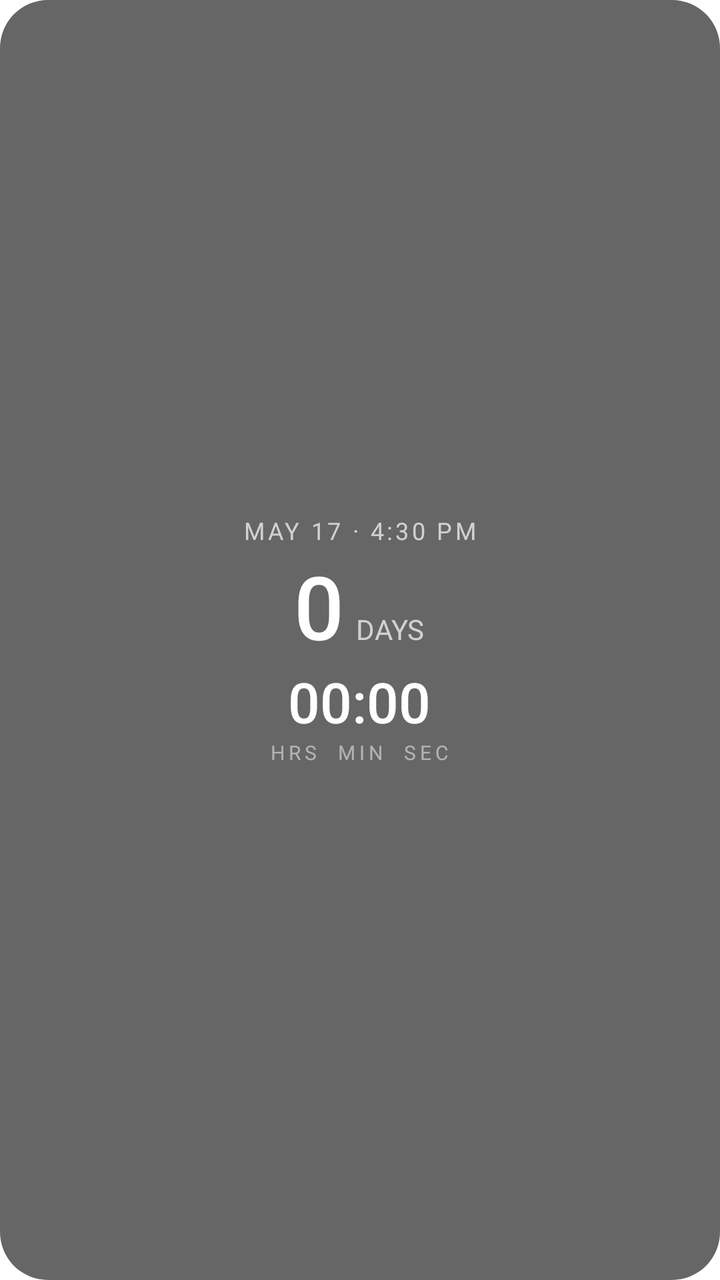
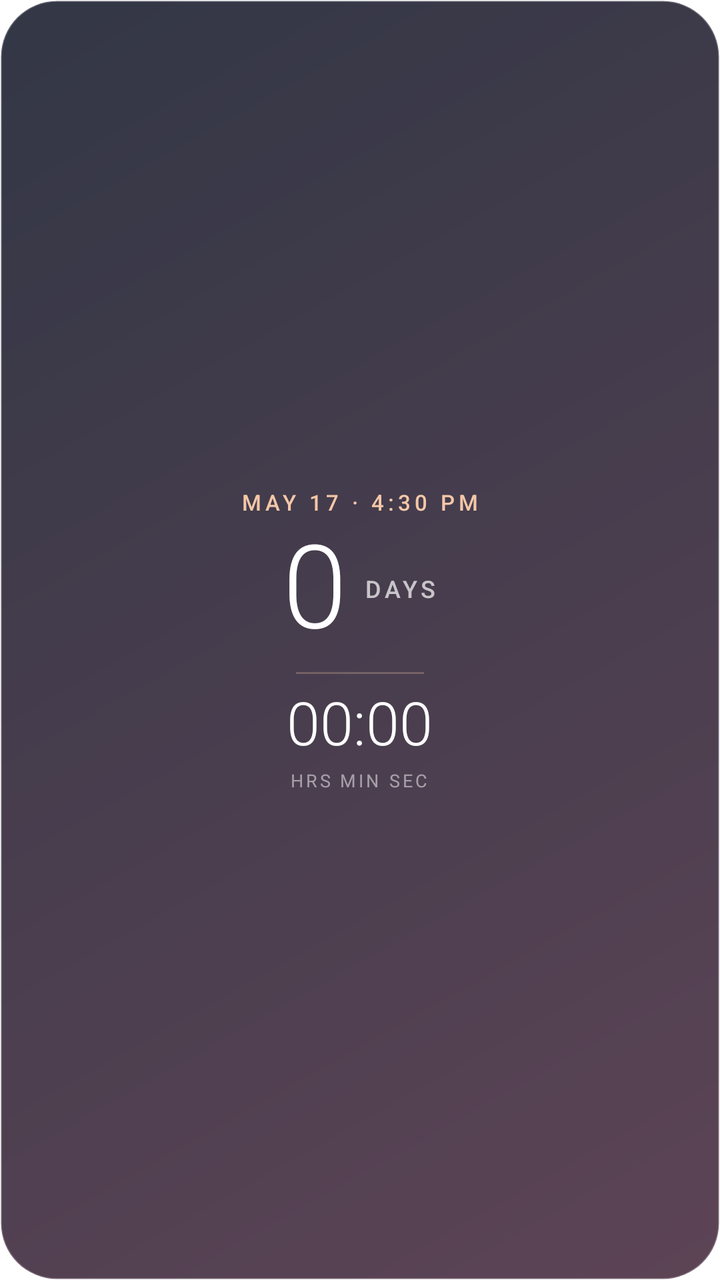

The first picture is an Android layout as it rendered before a commit; the second is the same layout after the commit. The layout source and the unified diff follow.
<!-- AndroidManifest.xml: fallback theme Theme.MaterialComponents.DayNight.NoActionBar -->
<!-- res/layout/widget_countdown.xml -->
<?xml version="1.0" encoding="utf-8"?>
<LinearLayout xmlns:android="http://schemas.android.com/apk/res/android"
    android:id="@+id/root"
    android:layout_width="match_parent"
    android:layout_height="match_parent"
    android:background="@drawable/widget_bg"
    android:gravity="center"
    android:orientation="vertical"
    android:padding="12dp">

    <TextView
        android:id="@+id/title"
        android:layout_width="wrap_content"
        android:layout_height="wrap_content"
        android:letterSpacing="0.12"
        android:text="MAY 17 · 4:30 PM"
        android:textColor="#B3FFFFFF"
        android:textSize="12sp" />

    <LinearLayout
        android:id="@+id/counter"
        android:layout_width="wrap_content"
        android:layout_height="wrap_content"
        android:gravity="center_horizontal"
        android:orientation="vertical">

        <LinearLayout
            android:layout_width="wrap_content"
            android:layout_height="wrap_content"
            android:baselineAligned="true"
            android:orientation="horizontal">

            <TextView
                android:id="@+id/days"
                android:layout_width="wrap_content"
                android:layout_height="wrap_content"
                android:fontFamily="sans-serif-medium"
                android:text="0"
                android:textColor="#FFFFFFFF"
                android:textSize="44sp" />

            <TextView
                android:id="@+id/days_label"
                android:layout_width="wrap_content"
                android:layout_height="wrap_content"
                android:layout_marginStart="6dp"
                android:text="DAYS"
                android:textColor="#B3FFFFFF"
                android:textSize="14sp" />
        </LinearLayout>

        <Chronometer
            android:id="@+id/chrono"
            android:layout_width="wrap_content"
            android:layout_height="wrap_content"
            android:fontFamily="sans-serif-medium"
            android:fontFeatureSettings="tnum"
            android:textColor="#FFFFFFFF"
            android:textSize="28sp" />

        <TextView
            android:layout_width="wrap_content"
            android:layout_height="wrap_content"
            android:letterSpacing="0.2"
            android:text="HRS  MIN  SEC"
            android:textColor="#80FFFFFF"
            android:textSize="10sp" />
    </LinearLayout>

    <TextView
        android:id="@+id/done"
        android:layout_width="wrap_content"
        android:layout_height="wrap_content"
        android:text="It's here!"
        android:textColor="#FFFFFFFF"
        android:textSize="32sp"
        android:visibility="gone" />
</LinearLayout>
<!-- resources referenced by this layout -->
<resources>
  <!-- drawable widget_bg (drawable) -->
  <?xml version="1.0" encoding="utf-8"?>
  <shape xmlns:android="http://schemas.android.com/apk/res/android" android:shape="rectangle">
      <solid android:color="#99000000" />
      <corners android:radius="24dp" />
  </shape>
</resources>

<!-- the commit's change to res/layout/widget_countdown.xml (unified diff, before → after) -->
@@ -6,16 +6,21 @@
     android:background="@drawable/widget_bg"
     android:gravity="center"
     android:orientation="vertical"
-    android:padding="12dp">
+    android:paddingStart="18dp"
+    android:paddingTop="14dp"
+    android:paddingEnd="18dp"
+    android:paddingBottom="14dp">
 
     <TextView
         android:id="@+id/title"
         android:layout_width="wrap_content"
         android:layout_height="wrap_content"
-        android:letterSpacing="0.12"
+        android:fontFamily="sans-serif-medium"
+        android:letterSpacing="0.18"
+        android:maxLines="1"
         android:text="MAY 17 · 4:30 PM"
-        android:textColor="#B3FFFFFF"
-        android:textSize="12sp" />
+        android:textColor="#FFF4C7A8"
+        android:textSize="11sp" />
 
     <LinearLayout
         android:id="@+id/counter"
@@ -27,52 +32,102 @@
         <LinearLayout
             android:layout_width="wrap_content"
             android:layout_height="wrap_content"
+            android:layout_marginTop="2dp"
             android:baselineAligned="true"
+            android:gravity="center"
             android:orientation="horizontal">
 
             <TextView
                 android:id="@+id/days"
                 android:layout_width="wrap_content"
                 android:layout_height="wrap_content"
-                android:fontFamily="sans-serif-medium"
+                android:fontFamily="sans-serif-light"
+                android:fontFeatureSettings="tnum"
+                android:includeFontPadding="false"
                 android:text="0"
                 android:textColor="#FFFFFFFF"
-                android:textSize="44sp" />
+                android:textSize="58sp" />
 
             <TextView
                 android:id="@+id/days_label"
                 android:layout_width="wrap_content"
                 android:layout_height="wrap_content"
-                android:layout_marginStart="6dp"
+                android:layout_marginStart="8dp"
+                android:fontFamily="sans-serif-medium"
+                android:letterSpacing="0.15"
                 android:text="DAYS"
                 android:textColor="#B3FFFFFF"
-                android:textSize="14sp" />
+                android:textSize="12sp" />
         </LinearLayout>
 
-        <Chronometer
-            android:id="@+id/chrono"
+        <ImageView
+            android:layout_width="64dp"
+            android:layout_height="1dp"
+            android:layout_marginTop="8dp"
+            android:layout_marginBottom="8dp"
+            android:background="#40F4C7A8" />
+
+        <LinearLayout
             android:layout_width="wrap_content"
             android:layout_height="wrap_content"
-            android:fontFamily="sans-serif-medium"
-            android:fontFeatureSettings="tnum"
-            android:textColor="#FFFFFFFF"
-            android:textSize="28sp" />
+            android:orientation="vertical">
 
-        <TextView
-            android:layout_width="wrap_content"
-            android:layout_height="wrap_content"
-            android:letterSpacing="0.2"
-            android:text="HRS  MIN  SEC"
-            android:textColor="#80FFFFFF"
-            android:textSize="10sp" />
+            <Chronometer
+                android:id="@+id/chrono"
+                android:layout_width="wrap_content"
+                android:layout_height="wrap_content"
+                android:fontFamily="sans-serif-light"
+                android:fontFeatureSettings="tnum"
+                android:includeFontPadding="false"
+                android:textColor="#FFFFFFFF"
+                android:textSize="30sp" />
+
+            <LinearLayout
+                android:layout_width="match_parent"
+                android:layout_height="wrap_content"
+                android:layout_marginTop="4dp"
+                android:orientation="horizontal">
+
+                <TextView
+                    android:layout_width="0dp"
+                    android:layout_height="wrap_content"
+                    android:layout_weight="1"
+                    android:gravity="center"
+                    android:letterSpacing="0.15"
+                    android:text="HRS"
+                    android:textColor="#80FFFFFF"
+                    android:textSize="9sp" />
+
+                <TextView
+                    android:layout_width="0dp"
+                    android:layout_height="wrap_content"
+                    android:layout_weight="1"
+                    android:gravity="center"
+                    android:letterSpacing="0.15"
+                    android:text="MIN"
+                    android:textColor="#80FFFFFF"
+                    android:textSize="9sp" />
+
+                <TextView
+                    android:layout_width="0dp"
+                    android:layout_height="wrap_content"
+                    android:layout_weight="1"
+                    android:gravity="center"
+                    android:letterSpacing="0.15"
+                    android:text="SEC"
+                    android:textColor="#80FFFFFF"
+                    android:textSize="9sp" />
+            </LinearLayout>
+        </LinearLayout>
     </LinearLayout>
 
     <TextView
         android:id="@+id/done"
         android:layout_width="wrap_content"
         android:layout_height="wrap_content"
+        android:fontFamily="sans-serif-light"
         android:text="It's here!"
         android:textColor="#FFFFFFFF"
-        android:textSize="32sp"
+        android:textSize="34sp"
         android:visibility="gone" />
 </LinearLayout>
<!-- resource entries referenced after the edit -->
@@ -3,8 +3,14 @@
   <!-- drawable widget_bg (drawable) -->
   <?xml version="1.0" encoding="utf-8"?>
   <shape xmlns:android="http://schemas.android.com/apk/res/android" android:shape="rectangle">
-      <solid android:color="#99000000" />
-      <corners android:radius="24dp" />
+      <gradient
+          android:angle="315"
+          android:endColor="#E0462A3E"
+          android:startColor="#E0161B2C" />
+      <stroke
+          android:width="1dp"
+          android:color="#33FFFFFF" />
+      <corners android:radius="28dp" />
   </shape>
 </resources>
 
